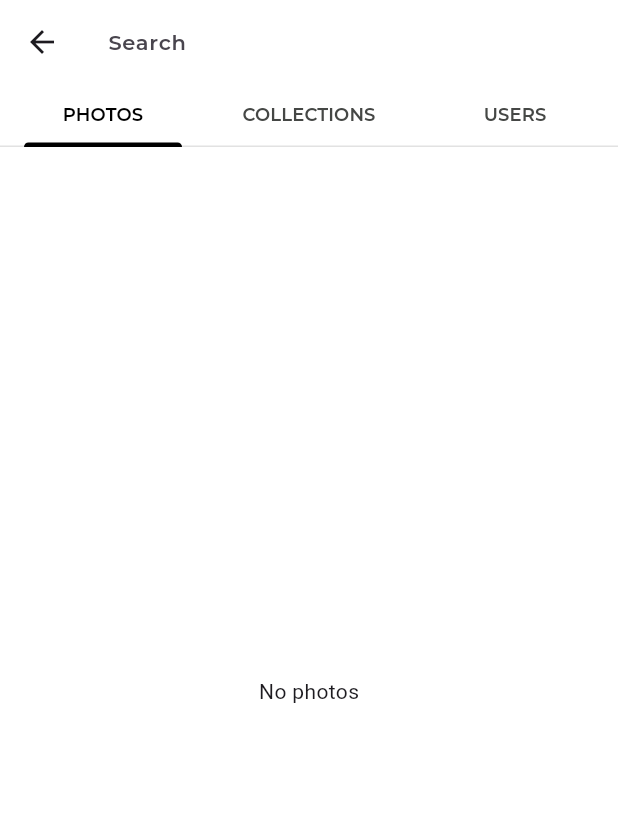
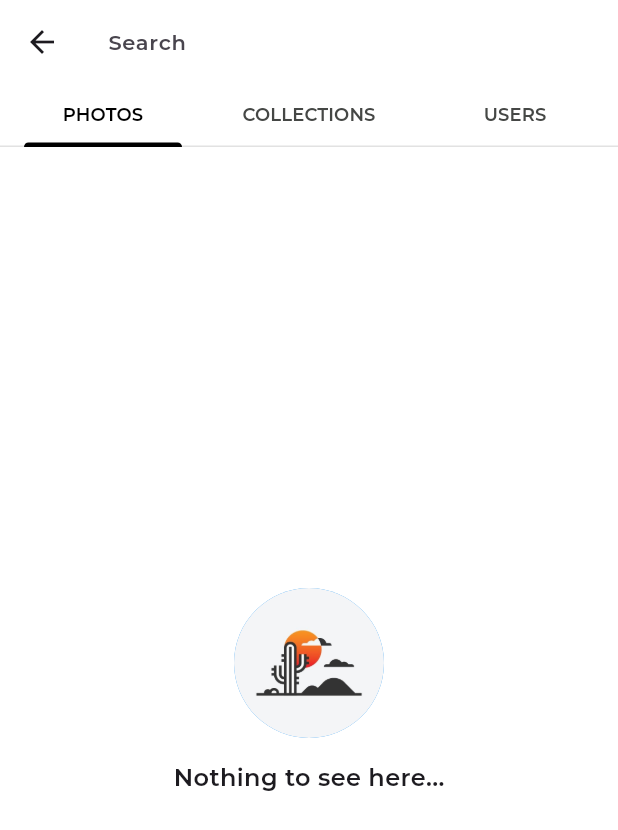
Before and after one commit to akhrorovv/unsplash, a Flutter app: the SearchPage screen opened directly, on a phone screen of 412 x 824 dp. Shown: the top 830 px of the screen. Run offline on Flutter 3.47's test engine with Material 3 defaults, Android fonts, the light colour scheme and no system bars; our stand-ins replace cached_network_image, flutter_expandable_fab, fluttertoast, get, logger, permission_handler; missing offline and left inert: http_interceptor; statements that could not run were skipped; project files that could hold a hidden picture were left out.

Commit message:
add search page, and fixed some bugs

```diff
--- a/lib/controllers/home_controller.dart
+++ b/lib/controllers/home_controller.dart
@@ -61,7 +61,7 @@ class HomeController extends GetxController {
   }
 
   callSearchPage() {
-    Get.to(SearchPage());
+    Get.to(const SearchPage());
   }
 
   callDetailsPhotoPage(String id) async {
--- a/lib/controllers/search/search_controller.dart
+++ b/lib/controllers/search/search_controller.dart
@@ -11,7 +11,6 @@ class SearchesController extends GetxController {
 
   void searchPhotos(String query) {
     photosController.searchPhotos.clear();
-    LogService.w(query.length.toString());
     photosController.apiSearchPhotos(query);
   }
 }
--- a/lib/pages/details_photo_page.dart
+++ b/lib/pages/details_photo_page.dart
@@ -2,7 +2,6 @@ import 'dart:io';
 
 import 'package:cached_network_image/cached_network_image.dart';
 import 'package:flutter/material.dart';
-import 'package:flutter/services.dart';
 import 'package:fluttertoast/fluttertoast.dart';
 import 'package:http/http.dart' as http;
 import 'package:path_provider/path_provider.dart';
--- a/lib/pages/search/search_page.dart
+++ b/lib/pages/search/search_page.dart
@@ -11,8 +11,10 @@ class SearchPage extends StatefulWidget {
   State<SearchPage> createState() => _SearchPageState();
 }
 
-class _SearchPageState extends State<SearchPage> with SingleTickerProviderStateMixin {
+class _SearchPageState extends State<SearchPage>
+    with SingleTickerProviderStateMixin {
   final controller = Get.find<SearchesController>();
+  final searchController = Get.find<SearchPhotosController>();
 
   @override
   void initState() {
@@ -31,10 +33,10 @@ class _SearchPageState extends State<SearchPage> with SingleTickerProviderStateM
             backgroundColor: Colors.white,
             surfaceTintColor: Colors.transparent,
             title: TextField(
-              controller: controller.queryController,
               onSubmitted: (query) {
+                searchController.query = query;
                 controller.searchPhotos(query);
-                controller.update();
+                searchController.update();
               },
               decoration: const InputDecoration(
                 border: InputBorder.none,
--- a/lib/pages/search/search_photos_page.dart
+++ b/lib/pages/search/search_photos_page.dart
@@ -5,10 +5,12 @@ import 'package:unsplash/controllers/search/search_photos_controller.dart';
 import 'package:unsplash/services/log_service.dart';
 import 'package:unsplash/widgets/search_photo_widget.dart';
 
+import '../../widgets/empty_widget.dart';
+
 class SearchPhotosPage extends StatefulWidget {
-  final String? query;
+  final String query;
 
-  const SearchPhotosPage({super.key, this.query});
+  const SearchPhotosPage({super.key, required this.query});
 
   @override
   State<SearchPhotosPage> createState() => _SearchPhotosPageState();
@@ -22,8 +24,14 @@ class _SearchPhotosPageState extends State<SearchPhotosPage>
   void initState() {
     super.initState();
 
-    controller.query = widget.query ?? '';
-    controller.apiSearchPhotos(controller.query.toString());
+    // Ensure widget.query is not null or empty before assigning
+    if (widget.query.isNotEmpty) {
+      controller.query = widget.query;
+      controller.apiSearchPhotos(controller.query!);
+    } else {
+      LogService.w("Search query is empty in initState");
+    }
+
     controller.scrollListener();
   }
 
@@ -43,14 +51,11 @@ class _SearchPhotosPageState extends State<SearchPhotosPage>
                     physics: const BouncingScrollPhysics(),
                     crossAxisCount: 2,
                     itemBuilder: (context, index) {
-                      return itemOfPhoto(
-                          controller.searchPhotos[index], controller);
+                      return itemOfPhoto(controller.searchPhotos[index], controller);
                     },
                   ),
                 )
-              : Center(
-                  child: Text('No photos'),
-                ),
+              : emptyWidget(context),
         );
       },
     );
--- /dev/null
+++ b/lib/widgets/empty_widget.dart
@@ -0,0 +1,34 @@
+import 'package:flutter/material.dart';
+
+Widget emptyWidget(BuildContext context){
+  return SizedBox(
+    width: MediaQuery.of(context).size.width,
+    child: Column(
+      mainAxisAlignment: MainAxisAlignment.center,
+      crossAxisAlignment: CrossAxisAlignment.center,
+      children: [
+        Container(
+          height: 100,
+          width: 100,
+          decoration: BoxDecoration(
+            borderRadius: BorderRadius.circular(50),
+            color: Colors.blue,
+            image: const DecorationImage(
+              image: AssetImage('assets/images/empty.jpg'),
+              fit: BoxFit.fitHeight,
+            ),
+          ),
+        ),
+        const SizedBox(height: 15),
+        const Text(
+          "Nothing to see here...",
+          style: TextStyle(
+            fontSize: 16,
+            fontWeight: FontWeight.w600,
+            fontFamily: "Montserrat",
+          ),
+        )
+      ],
+    ),
+  );
+}
```
Also changed, not shown: lib/controllers/search/search_photos_controller.dart (+19 -15 lines), lib/pages/collections_photos_page.dart (+2 -30 lines), assets/images/empty.jpg.
